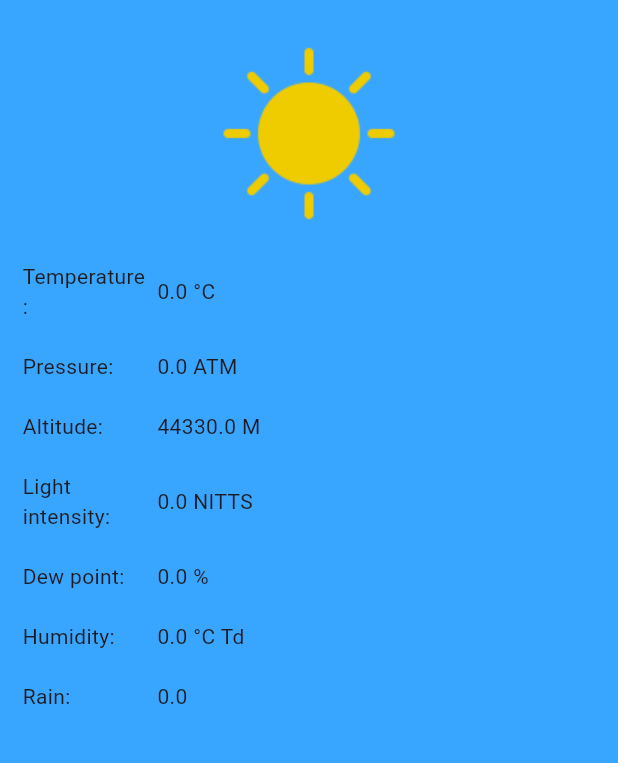
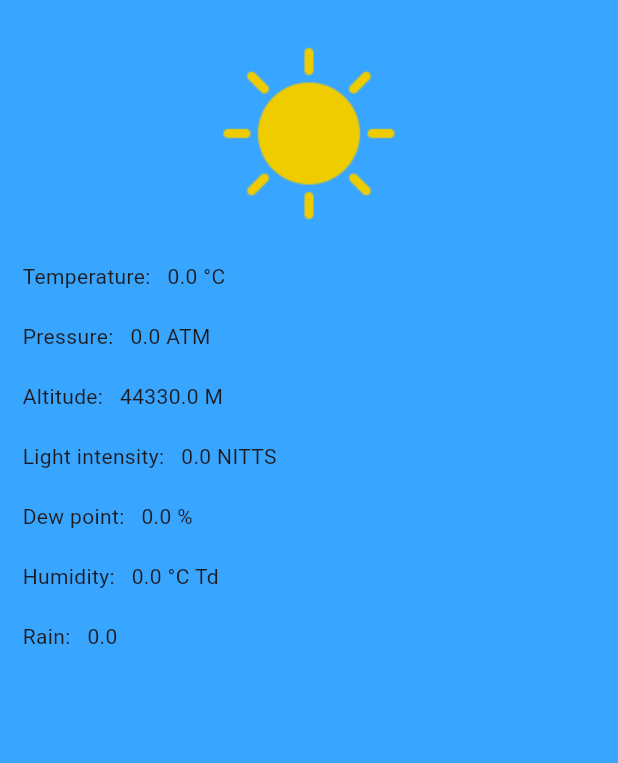
Before and after one commit to Sudharsshan/Weather-Station, a Flutter app: the screen it shows after launch, on a phone screen of 412 x 824 dp, the part 63-826 px from its top. Run offline on Flutter 3.47's test engine with Material 3 defaults, Android fonts, the phone set to English and light mode, and no system bars; network calls fail.

Commit message:
re-corrected the UI for better visibility

```diff
--- a/lib/main.dart
+++ b/lib/main.dart
@@ -112,11 +112,9 @@ class _MyAppState extends State<MyApp>{
                               child: Row(
                                 children: [
                                   SizedBox(
-                                    width: MediaQuery.of(context).size.width*0.2,
-                                    child: Text("$key:"),
+                                    child: Text("$key: "),
                                     ),
                                     SizedBox(
-                                      width: MediaQuery.of(context).size.width*0.3,
                                       child: Text("  $value$suffix"),
                                     ),
                                   ],
```
